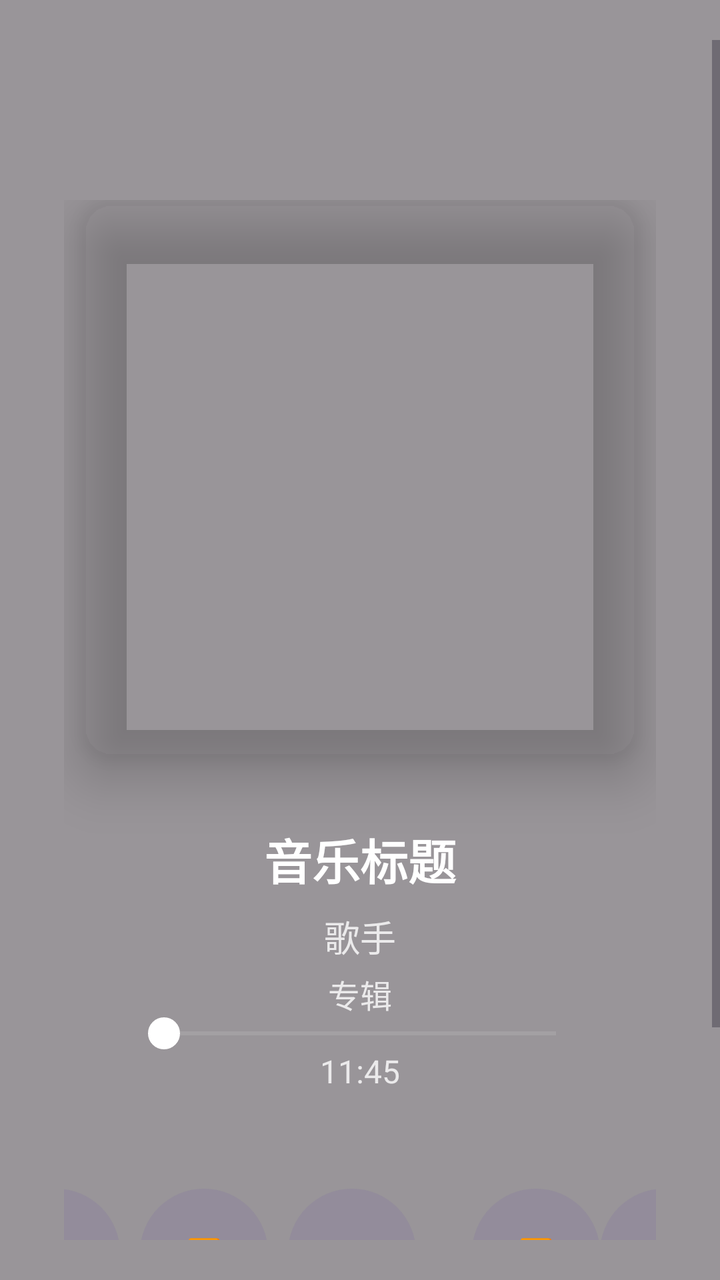
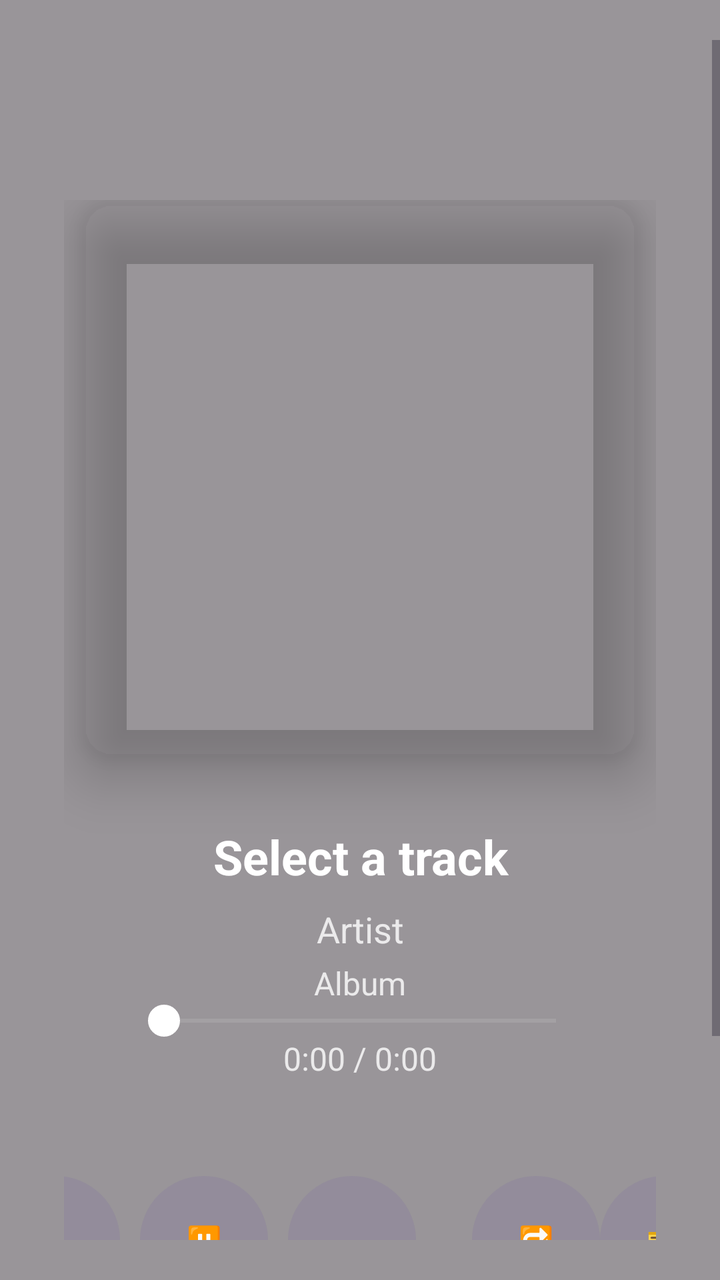

The first picture is an Android layout as it rendered before a commit; the second is the same layout after the commit. The layout source and the unified diff follow.
<!-- AndroidManifest.xml: application theme Theme.GlyphPlayer -->
<!-- res/layout/activity_music_player_ui.xml -->
<?xml version="1.0" encoding="utf-8"?>
<androidx.coordinatorlayout.widget.CoordinatorLayout xmlns:android="http://schemas.android.com/apk/res/android"
    xmlns:app="http://schemas.android.com/apk/res-auto"
    xmlns:tools="http://schemas.android.com/tools"
    android:layout_width="match_parent"
    android:layout_height="match_parent"
    android:fitsSystemWindows="false"
    tools:context=".ui.AudioVisualAiActivity">

    
    <FrameLayout
        android:layout_width="match_parent"
        android:layout_height="match_parent"
        android:fitsSystemWindows="false">

        
        <ImageView
            android:id="@+id/ivBlurBackground"
            android:layout_width="match_parent"
            android:layout_height="match_parent"
            android:importantForAccessibility="no"
            android:scaleType="centerCrop" />

        
        <View
            android:layout_width="match_parent"
            android:layout_height="match_parent"
            android:background="#66000000" />
    </FrameLayout>


    
    <ScrollView
        android:layout_width="match_parent"
        android:layout_height="wrap_content"
        android:layout_marginVertical="20dp">

        <LinearLayout
            android:layout_width="match_parent"
            android:layout_height="match_parent"
            android:layout_marginTop="48dp"
            android:fitsSystemWindows="true"
            android:gravity="center_horizontal"
            android:orientation="vertical"
            android:padding="32dp">

            
            <androidx.cardview.widget.CardView
                android:layout_width="280dp"
                android:layout_height="280dp"
                app:cardBackgroundColor="@android:color/transparent"
                app:cardCornerRadius="16dp"
                app:cardElevation="16dp">

                <ImageView
                    android:id="@+id/ivAlbumArt"
                    android:layout_width="match_parent"
                    android:layout_height="match_parent"
                    android:adjustViewBounds="true"
                    android:contentDescription="专辑封面"
                    android:scaleType="centerCrop" />

            </androidx.cardview.widget.CardView>

            
            <LinearLayout
                android:layout_width="match_parent"
                android:layout_height="wrap_content"
                android:layout_marginHorizontal="24dp"
                android:layout_marginTop="32dp"
                android:gravity="center_horizontal"
                android:orientation="vertical">

                
                <TextView
                    android:id="@+id/tvSongTitle"
                    android:layout_width="match_parent"
                    android:layout_height="wrap_content"
                    android:ellipsize="marquee"
                    android:focusable="true"
                    android:focusableInTouchMode="true"
                    android:freezesText="true"
                    android:gravity="center"
                    android:marqueeRepeatLimit="marquee_forever"
                    android:singleLine="true"
                    android:text="音乐标题"
                    android:textColor="@android:color/white"
                    android:textSize="24sp"
                    android:textStyle="bold" />

                
                <TextView
                    android:id="@+id/tvArtist"
                    android:layout_width="match_parent"
                    android:layout_height="wrap_content"
                    android:layout_marginTop="8dp"
                    android:ellipsize="marquee"
                    android:focusable="true"
                    android:focusableInTouchMode="true"
                    android:gravity="center"
                    android:marqueeRepeatLimit="marquee_forever"
                    android:singleLine="true"
                    android:text="歌手"
                    android:textColor="#CCFFFFFF"
                    android:textSize="18sp" />

                
                <TextView
                    android:id="@+id/tvAlbum"
                    android:layout_width="match_parent"
                    android:layout_height="wrap_content"
                    android:layout_marginTop="4dp"
                    android:ellipsize="marquee"
                    android:focusable="true"
                    android:focusableInTouchMode="true"
                    android:gravity="center"
                    android:marqueeRepeatLimit="marquee_forever"
                    android:singleLine="true"
                    android:text="专辑"
                    android:textColor="#CCFFFFFF"
                    android:textSize="16sp" />

                <SeekBar
                    android:id="@+id/sbProgress"
                    android:layout_width="match_parent"
                    android:layout_height="wrap_content"
                    android:layout_marginHorizontal="10dp"
                    android:maxHeight="12dp"
                    android:minHeight="12dp"
                    android:progressBackgroundTint="#66FFFFFF"
                    android:progressTint="#FF4081"
                    android:thumb="@drawable/seekbar_thumb"
                    android:thumbTint="#FFFFFF" />

                <TextView
                    android:layout_width="wrap_content"
                    android:id="@+id/tvProgressTime"
                    android:layout_height="wrap_content"
                    android:maxLines="1"
                    android:text="11:45"
                    android:textColor="#CCFFFFFF"
                    android:textSize="16sp" />

            </LinearLayout>

            
            <LinearLayout
                android:layout_width="match_parent"
                android:layout_height="wrap_content"
                android:layout_marginTop="48dp"
                android:gravity="center"
                android:orientation="horizontal">

                
                <Button
                    android:id="@+id/btnPrev"
                    android:layout_width="64dp"
                    android:layout_height="64dp"
                    android:background="@drawable/btn_control_bg"
                    android:scaleType="center"
                    android:text="←"
                    app:tint="@android:color/white" />

                
                <Button
                    android:id="@+id/btnPlayPause"
                    android:layout_width="64dp"
                    android:layout_height="64dp"
                    android:layout_marginHorizontal="10dp"
                    android:background="@drawable/btn_control_bg"
                    android:scaleType="center"
                    android:text="⏸️"
                    app:tint="@android:color/white" />

                
                <Button
                    android:id="@+id/btnNext"
                    android:layout_width="64dp"
                    android:layout_height="64dp"
                    android:background="@drawable/btn_control_bg"
                    android:scaleType="center"
                    android:text="→"
                    app:tint="@android:color/white" />

                
                <Button
                    android:id="@+id/btnShuffle"
                    android:layout_width="64dp"
                    android:layout_height="64dp"
                    android:layout_marginStart="28dp"
                    android:background="@drawable/btn_control_bg"
                    android:scaleType="center"
                    android:text="🔁"
                    app:tint="@android:color/white" />

                
                <Button
                    android:id="@+id/btnPlaylist"
                    android:layout_width="64dp"
                    android:layout_height="64dp"
                    android:background="@drawable/btn_control_bg"
                    android:scaleType="center"
                    android:text="🎫"
                    app:tint="@android:color/white" />

            </LinearLayout>

            <LinearLayout
                android:id="@+id/llPlayList"
                android:layout_width="match_parent"
                android:layout_height="wrap_content"
                android:layout_marginVertical="20dp"
                android:orientation="vertical">

                <TextView
                    android:id="@+id/tvPlayList"
                    android:layout_width="wrap_content"
                    android:layout_height="wrap_content"
                    android:text="    "
                    android:textColor="@color/white" />
            </LinearLayout>
        </LinearLayout>
    </ScrollView>

</androidx.coordinatorlayout.widget.CoordinatorLayout>
<!-- resources referenced by this layout -->
<resources>
  <color name="white">#FFFFFFFF</color>
  <!-- drawable btn_control_bg (drawable) -->
  <?xml version="1.0" encoding="utf-8"?>
  <ripple xmlns:android="http://schemas.android.com/apk/res/android"
      android:color="#30FFFFFF">
      <item>
          <shape android:shape="oval">
              <solid android:color="#20FFFFFF" />
              <size android:width="40dp" android:height="40dp" />
          </shape>
      </item>
  </ripple>
  <!-- drawable seekbar_thumb (drawable) -->
  <?xml version="1.0" encoding="utf-8"?>
  <selector xmlns:android="http://schemas.android.com/apk/res/android">
      <item>
          <shape android:shape="oval">
              <solid android:color="#FFFFFF"/>
              <stroke
                  android:width="2dp"
                  android:color="#FF4081"/>
              <size
                  android:width="16dp"
                  android:height="16dp"/>
          </shape>
      </item>
  </selector>
  <style name="Theme.GlyphPlayer" parent="Base.Theme.GlyphPlayer" />
  <style name="Base.Theme.GlyphPlayer" parent="Theme.Material3.DayNight.NoActionBar">
          
          
      </style>
</resources>

<!-- the commit's change to res/layout/activity_music_player_ui.xml (unified diff, before → after) -->
@@ -57,7 +57,7 @@
                     android:layout_width="match_parent"
                     android:layout_height="match_parent"
                     android:adjustViewBounds="true"
-                    android:contentDescription="专辑封面"
+                    android:contentDescription="Album artwork"
                     android:scaleType="centerCrop" />
 
             </androidx.cardview.widget.CardView>
@@ -83,7 +83,7 @@
                     android:gravity="center"
                     android:marqueeRepeatLimit="marquee_forever"
                     android:singleLine="true"
-                    android:text="音乐标题"
+                    android:text="Select a track"
                     android:textColor="@android:color/white"
                     android:textSize="24sp"
                     android:textStyle="bold" />
@@ -100,7 +100,7 @@
                     android:gravity="center"
                     android:marqueeRepeatLimit="marquee_forever"
                     android:singleLine="true"
-                    android:text="歌手"
+                    android:text="Artist"
                     android:textColor="#CCFFFFFF"
                     android:textSize="18sp" />
 
@@ -116,7 +116,7 @@
                     android:gravity="center"
                     android:marqueeRepeatLimit="marquee_forever"
                     android:singleLine="true"
-                    android:text="专辑"
+                    android:text="Album"
                     android:textColor="#CCFFFFFF"
                     android:textSize="16sp" />
 
@@ -137,7 +137,7 @@
                     android:id="@+id/tvProgressTime"
                     android:layout_height="wrap_content"
                     android:maxLines="1"
-                    android:text="11:45"
+                    android:text="0:00 / 0:00"
                     android:textColor="#CCFFFFFF"
                     android:textSize="16sp" />
 
